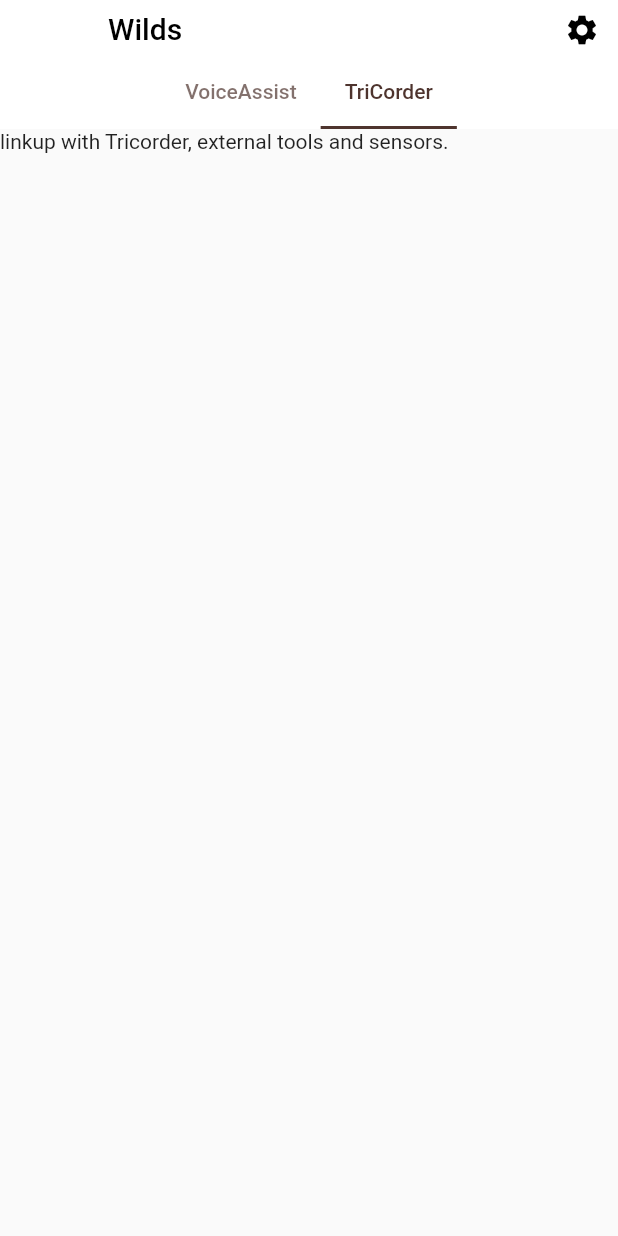
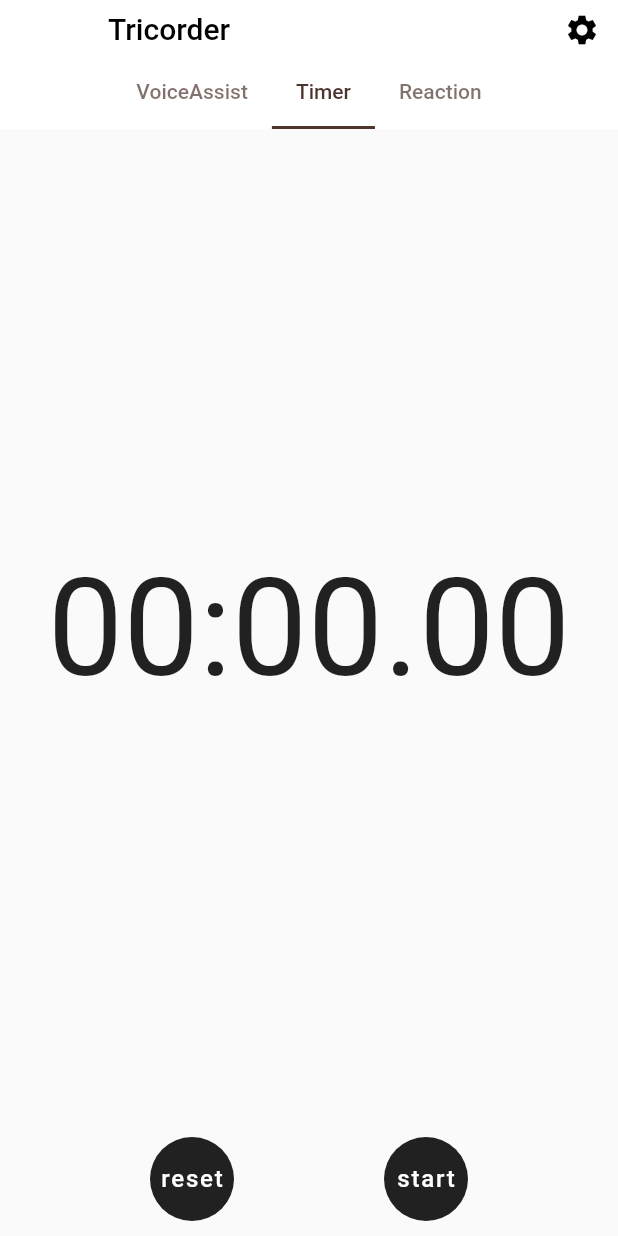
Before and after one commit to van-8/cortex_earth_3, a Flutter app: the ToolsTab screen opened directly, tab 2 chosen, on a phone screen of 412 x 824 dp. Run offline on Flutter 3.47's test engine with Material 2 defaults, Android fonts, the phone set to English and light mode, and no system bars; our stand-ins replace cloud_firestore, firebase_auth, get, modal_bottom_sheet; missing offline and left inert: direct_select, mdi; accounts and stored records are empty.

Commit message:
Reaction tool added

```diff
--- /dev/null
+++ b/lib/screens/toolsTab/timer_screen.dart
@@ -0,0 +1,230 @@
+import 'package:flutter/material.dart';
+import 'dart:async';
+
+class ElapsedTime {
+  final int hundreds;
+  final int seconds;
+  final int minutes;
+
+  ElapsedTime({
+    this.hundreds,
+    this.seconds,
+    this.minutes,
+  });
+}
+
+class Dependencies {
+  final List<ValueChanged<ElapsedTime>> timerListeners =
+      <ValueChanged<ElapsedTime>>[];
+  final TextStyle textStyle = const TextStyle(fontSize: 90.0);
+  final Stopwatch stopwatch = Stopwatch();
+  final int timerMillisecondsRefreshRate = 30;
+}
+
+class TimerPage extends StatefulWidget {
+  TimerPage({Key key}) : super(key: key);
+
+  TimerPageState createState() => TimerPageState();
+}
+
+class TimerPageState extends State<TimerPage> {
+  final Dependencies dependencies = Dependencies();
+
+  void leftButtonPressed() {
+    setState(() {
+      if (dependencies.stopwatch.isRunning) {
+        print("${dependencies.stopwatch.elapsedMilliseconds}");
+      } else {
+        dependencies.stopwatch.reset();
+      }
+    });
+  }
+
+  void rightButtonPressed() {
+    setState(() {
+      if (dependencies.stopwatch.isRunning) {
+        dependencies.stopwatch.stop();
+      } else {
+        dependencies.stopwatch.start();
+      }
+    });
+  }
+
+  Widget buildFloatingButton(String text, VoidCallback callback) {
+    TextStyle roundTextStyle =
+        const TextStyle(fontSize: 16.0, color: Colors.white);
+    return FloatingActionButton(
+        backgroundColor: Colors.black87,
+        elevation: 0,
+        child: Text(text, style: roundTextStyle),
+        onPressed: callback);
+  }
+
+  @override
+  Widget build(BuildContext context) {
+    return Column(
+      crossAxisAlignment: CrossAxisAlignment.stretch,
+      children: <Widget>[
+        Expanded(
+          child: TimerText(dependencies: dependencies),
+        ),
+        Expanded(
+          flex: 0,
+          child: Padding(
+            padding: const EdgeInsets.symmetric(vertical: 10.0),
+            child: Row(
+              mainAxisAlignment: MainAxisAlignment.spaceEvenly,
+              children: <Widget>[
+                buildFloatingButton(
+                    dependencies.stopwatch.isRunning ? "lap" : "reset",
+                    leftButtonPressed),
+                buildFloatingButton(
+                    dependencies.stopwatch.isRunning ? "stop" : "start",
+                    rightButtonPressed),
+              ],
+            ),
+          ),
+        ),
+      ],
+    );
+  }
+}
+
+class TimerText extends StatefulWidget {
+  TimerText({this.dependencies});
+  final Dependencies dependencies;
+
+  TimerTextState createState() => TimerTextState(dependencies: dependencies);
+}
+
+class TimerTextState extends State<TimerText> {
+  TimerTextState({this.dependencies});
+  final Dependencies dependencies;
+  Timer timer;
+  int milliseconds;
+
+  @override
+  void initState() {
+    timer = Timer.periodic(
+        Duration(milliseconds: dependencies.timerMillisecondsRefreshRate),
+        callback);
+    super.initState();
+  }
+
+  @override
+  void dispose() {
+    timer?.cancel();
+    timer = null;
+    super.dispose();
+  }
+
+  void callback(Timer timer) {
+    if (milliseconds != dependencies.stopwatch.elapsedMilliseconds) {
+      milliseconds = dependencies.stopwatch.elapsedMilliseconds;
+      final int hundreds = (milliseconds / 10).truncate();
+      final int seconds = (hundreds / 100).truncate();
+      final int minutes = (seconds / 60).truncate();
+      final ElapsedTime elapsedTime = ElapsedTime(
+        hundreds: hundreds,
+        seconds: seconds,
+        minutes: minutes,
+      );
+      for (final listener in dependencies.timerListeners) {
+        listener(elapsedTime);
+      }
+    }
+  }
+
+  @override
+  Widget build(BuildContext context) {
+    return Row(
+      mainAxisAlignment: MainAxisAlignment.center,
+      children: <Widget>[
+        RepaintBoundary(
+          child: SizedBox(
+            height: 100.0,
+            child: MinutesAndSeconds(dependencies: dependencies),
+          ),
+        ),
+        RepaintBoundary(
+          child: SizedBox(
+            height: 100.0,
+            child: Hundreds(dependencies: dependencies),
+          ),
+        ),
+      ],
+    );
+  }
+}
+
+class MinutesAndSeconds extends StatefulWidget {
+  MinutesAndSeconds({this.dependencies});
+  final Dependencies dependencies;
+
+  MinutesAndSecondsState createState() =>
+      MinutesAndSecondsState(dependencies: dependencies);
+}
+
+class MinutesAndSecondsState extends State<MinutesAndSeconds> {
+  MinutesAndSecondsState({this.dependencies});
+  final Dependencies dependencies;
+
+  int minutes = 0;
+  int seconds = 0;
+
+  @override
+  void initState() {
+    dependencies.timerListeners.add(onTick);
+    super.initState();
+  }
+
+  void onTick(ElapsedTime elapsed) {
+    if (elapsed.minutes != minutes || elapsed.seconds != seconds) {
+      setState(() {
+        minutes = elapsed.minutes;
+        seconds = elapsed.seconds;
+      });
+    }
+  }
+
+  @override
+  Widget build(BuildContext context) {
+    String minutesStr = (minutes % 60).toString().padLeft(2, '0');
+    String secondsStr = (seconds % 60).toString().padLeft(2, '0');
+    return Text('$minutesStr:$secondsStr.', style: dependencies.textStyle);
+  }
+}
+
+class Hundreds extends StatefulWidget {
+  Hundreds({this.dependencies});
+  final Dependencies dependencies;
+
+  HundredsState createState() => HundredsState(dependencies: dependencies);
+}
+
+class HundredsState extends State<Hundreds> {
+  HundredsState({this.dependencies});
+  final Dependencies dependencies;
+
+  int hundreds = 0;
+
+  @override
+  void initState() {
+    dependencies.timerListeners.add(onTick);
+    super.initState();
+  }
+
+  void onTick(ElapsedTime elapsed) {
+    if (elapsed.hundreds != hundreds) {
+      setState(() {
+        hundreds = elapsed.hundreds;
+      });
+    }
+  }
+
+  @override
+  Widget build(BuildContext context) {
+    String hundredsStr = (hundreds % 100).toString().padLeft(2, '0');
+    return Text(hundredsStr, style: dependencies.textStyle);
+  }
+}
--- a/lib/screens/toolsTab/tools_tab.dart
+++ b/lib/screens/toolsTab/tools_tab.dart
@@ -1,12 +1,14 @@
+import 'package:cortex_earth_3/screens/toolsTab/reaction_screen.dart';
 import 'package:flutter/material.dart';
 
-import 'tricorder_screen.dart';
+import 'timer_screen.dart';
 import 'voiceAssist_screen.dart';
 
 class ToolsTab extends StatelessWidget {
   final List<String> _list = [
     'VoiceAssist',
-    'TriCorder',
+    'Timer',
+    'Reaction',
   ];
 
   @override
@@ -18,7 +20,7 @@ class ToolsTab extends StatelessWidget {
           elevation: 0,
           backgroundColor: Colors.white,
           centerTitle: false,
-          title: Text("Wilds", style: TextStyle(color: Colors.black)),
+          title: Text("Tricorder", style: TextStyle(color: Colors.black)),
           actions: <Widget>[
             IconButton(
                 icon: Icon(
@@ -44,7 +46,8 @@ class ToolsTab extends StatelessWidget {
         body: TabBarView(
           children: <Widget>[
             VoiceAssistScreen(),
-            TricorderScreen(),
+            TimerPage(),
+            ReactionTest(),
           ],
         ),
       ),
--- a/lib/screens/toolsTab/tricorder_screen.dart
+++ /dev/null
@@ -1,10 +0,0 @@
-import 'package:flutter/material.dart';
-
-class TricorderScreen extends StatelessWidget {
-  @override
-  Widget build(BuildContext context) {
-    return Container(
-      child: Text('linkup with Tricorder, external tools and sensors.'),
-    );
-  }
-}
```
Also changed, not shown: lib/screens/toolsTab/reaction_screen.dart (added, +57 -0 lines), 1 other file.
